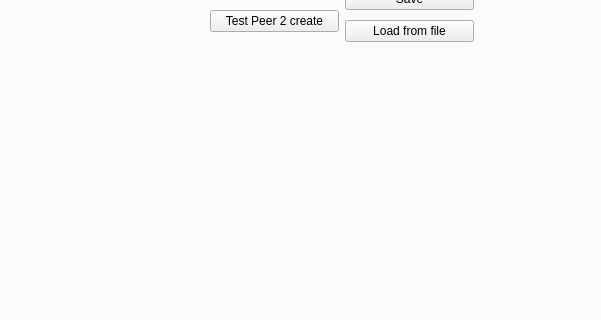
Qt form mainwindow.ui (medvecm98/bp_program) before a commit; both pictures show x 121 to 722 and y 243 to 563 of the 1247 by 691 pixel window.
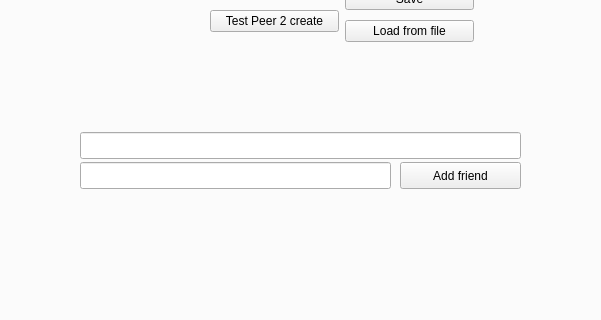
The same form after that commit. The open tabs and pages were chosen to show the change.

Commit message: adding local friend support

What changed in the file:
```diff
--- a/mainwindow.ui
+++ b/mainwindow.ui
@@ -190,6 +190,39 @@
          </item>
         </layout>
        </widget>
+       <widget class="QLineEdit" name="lineEditFriends">
+        <property name="geometry">
+         <rect>
+          <x>190</x>
+          <y>370</y>
+          <width>311</width>
+          <height>27</height>
+         </rect>
+        </property>
+       </widget>
+       <widget class="QPushButton" name="pushButtonFriends">
+        <property name="geometry">
+         <rect>
+          <x>510</x>
+          <y>370</y>
+          <width>121</width>
+          <height>27</height>
+         </rect>
+        </property>
+        <property name="text">
+         <string>Add friend</string>
+        </property>
+       </widget>
+       <widget class="QLineEdit" name="lineEditFriendID">
+        <property name="geometry">
+         <rect>
+          <x>190</x>
+          <y>340</y>
+          <width>441</width>
+          <height>27</height>
+         </rect>
+        </property>
+       </widget>
       </widget>
       <widget class="QWidget" name="tab_3">
        <attribute name="title">
```
Left out of the diff: 2 changed lines with no effect on the pictures. The commit also changes 4 other files.
